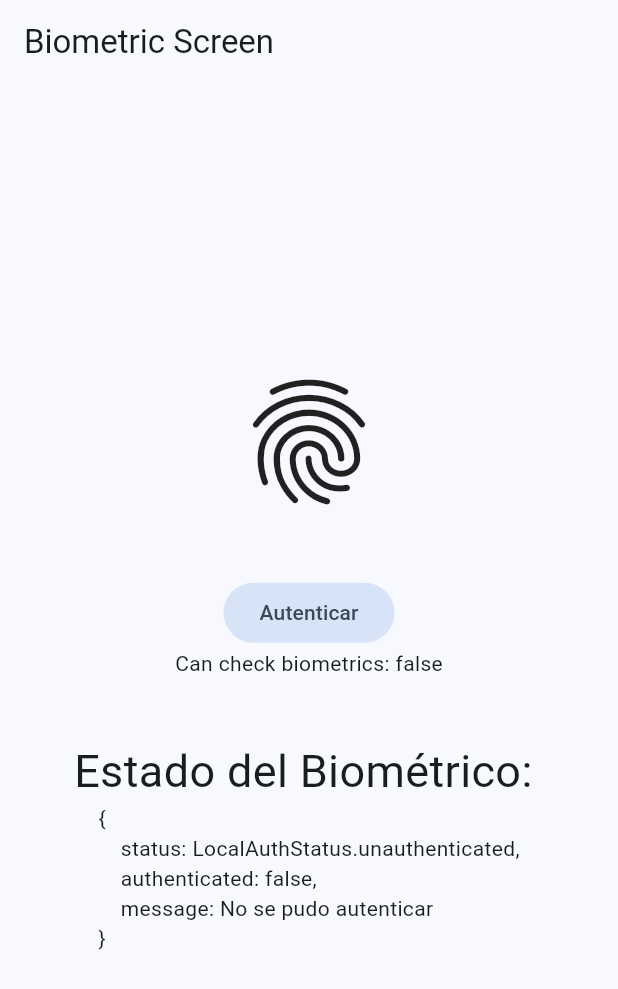
After one commit to ferpaz/sensors_with_flutter, a Flutter app: the BiometricScreen screen opened by its route, after a tap on "Autenticar", on a phone screen of 412 x 824 dp. The commit adds this screen. Shown: the top 989 px of the screen. Run offline on Flutter 3.47's test engine with Material 3 defaults, Android fonts, the phone set to English and light mode, and no system bars; our stand-ins replace dio, flutter_compass, flutter_riverpod, go_router, google_fonts, local_auth and 4 more; generated files the repository leaves out were written again.

Commit message:
Se agregó autenticacion con biometricos

```diff
--- a/lib/config/config.dart
+++ b/lib/config/config.dart
@@ -1,3 +1,4 @@
+export './plugins/local_auth_plugin.dart';
 export './plugins/share_plugin.dart';
 export './router/app_router.dart';
 export './theme/app_theme.dart';
--- /dev/null
+++ b/lib/config/plugins/local_auth_plugin.dart
@@ -0,0 +1,53 @@
+import 'package:flutter/services.dart';
+import 'package:local_auth/error_codes.dart' as auth_error;
+import 'package:local_auth/local_auth.dart';
+
+class LocalAuthPlugin {
+  static final LocalAuthentication _auth = LocalAuthentication();
+
+  static availableBiometrics() async {
+    final List<BiometricType> availableBiometrics = await _auth.getAvailableBiometrics();
+
+    if (availableBiometrics.isNotEmpty) {
+      // Some biometrics are enrolled.
+    }
+
+    if (availableBiometrics.contains(BiometricType.strong)) {
+      // Specific types of biometrics are available.
+      // Use checks like this with caution!
+    }
+  }
+
+  static Future<bool> canCheckBiometrics() async {
+    return await _auth.canCheckBiometrics;
+  }
+
+  static Future<(bool, String)> authenticate() async {
+    try {
+      final bool didAuthenticate = await _auth.authenticate(
+          localizedReason: 'Por favor autentíquese para continuar',
+          options: const AuthenticationOptions(
+            biometricOnly: false,  // Only biometrics will be used to authenticate (false allows to use PIN/Password)
+            useErrorDialogs: true,
+          ));
+
+      return (didAuthenticate, didAuthenticate ? 'Autenticado' : 'No se pudo autenticar');
+
+    } on PlatformException catch (e) {
+      switch (e.code) {
+        case auth_error.lockedOut:
+          return (false, 'Demasiados intentos fallidos');
+        case auth_error.permanentlyLockedOut:
+          return (false, 'Demasiados intentos fallidos, bloqueado permanentemente, se requiere desbloquear el dispositivo');
+        case auth_error.passcodeNotSet:
+          return (false, 'No hay un PIN configurado');
+        case auth_error.notAvailable:
+          return (false, 'No hay biométricos disponibles');
+        case auth_error.notEnrolled:
+          return (false, 'No hay biométricos configurados');
+        default:
+          return (false, 'No se pudo autenticar ${e.message}');
+      }
+    }
+  }
+}
--- a/lib/config/router/app_router.dart
+++ b/lib/config/router/app_router.dart
@@ -40,6 +40,10 @@ final appRouter = GoRouter(
           builder: (context, state) => PokemonScreen(pokemonId: state.pathParameters['id'] ?? '1'),
         ),
       ],
-    )
+    ),
+    GoRoute(
+      path: '/biometrics',
+      builder: (context, state) => const BiometricScreen(),
+    ),
   ],
 );
--- /dev/null
+++ b/lib/presentation/providers/local_auth/local_auth_providers.dart
@@ -0,0 +1,60 @@
+import 'package:flutter/material.dart';
+import 'package:miscelaneos/config/plugins/local_auth_plugin.dart';
+import 'package:riverpod_annotation/riverpod_annotation.dart';
+
+part 'local_auth_providers.g.dart';
+
+@riverpod
+FutureOr<bool> canCheckBiometrics(CanCheckBiometricsRef ref) async {
+  return await LocalAuthPlugin.canCheckBiometrics();
+}
+
+enum LocalAuthStatus { authenticated, unauthenticated, authenticating }
+
+// Clase estado para guardar la información de la autenticación
+@immutable
+class AuthState {
+  final bool authenticated;
+  final LocalAuthStatus status;
+  final String message;
+
+  const AuthState({ this.status = LocalAuthStatus.unauthenticated, this.authenticated = false, this.message = ''});
+
+  AuthState copyWith({LocalAuthStatus? status, bool? authenticated, String? message})
+    => AuthState(
+      status: status ?? this.status,
+      authenticated: authenticated ?? this.authenticated,
+      message: message ?? this.message,
+    );
+
+  @override
+  String toString() => '''{
+    status: $status,
+    authenticated: $authenticated,
+    message: $message
+}''';
+}
+
+@riverpod
+class LocalAuth extends _$LocalAuth {
+  @override
+  AuthState build() {
+    return const AuthState();
+  }
+
+  void authenticate() async {
+    state = state.copyWith(status: LocalAuthStatus.authenticating);
+
+    final (authenticated, message) = await LocalAuthPlugin.authenticate();
+
+    state = state.copyWith(
+      status: authenticated ? LocalAuthStatus.authenticated : LocalAuthStatus.unauthenticated,
+      authenticated: authenticated,
+      message: message,
+    );
+  }
+
+  void logout() {
+    state = state.copyWith(status: LocalAuthStatus.unauthenticated, authenticated: false);
+  }
+}
--- a/lib/presentation/providers/providers.dart
+++ b/lib/presentation/providers/providers.dart
@@ -1,4 +1,5 @@
 export './app_state_provider.dart';
+export './local_auth/local_auth_providers.dart';
 export './permissions/permissions_provider.dart';
 export './pokemons/pokemon_list_provider.dart';
 export './pokemons/pokemon_provider.dart';
--- /dev/null
+++ b/lib/presentation/screens/biometrics/biometric_screen.dart
@@ -0,0 +1,48 @@
+import 'package:flutter/material.dart';
+import 'package:flutter_riverpod/flutter_riverpod.dart';
+import 'package:miscelaneos/presentation/providers/providers.dart';
+
+class BiometricScreen extends ConsumerWidget {
+  const BiometricScreen({super.key});
+
+  @override
+  Widget build(BuildContext context, ref) {
+
+    final canCheckBiometricsAsync = ref.watch(canCheckBiometricsProvider);
+    final authState = ref.watch(localAuthProvider);
+
+    return Scaffold(
+      appBar: AppBar(
+        title: const Text('Biometric Screen'),
+      ),
+      body: Center(
+        child: Column(
+          mainAxisAlignment: MainAxisAlignment.center,
+          children: [
+            const Icon(Icons.fingerprint, size: 100),
+
+            const SizedBox(height: 40),
+
+            FilledButton.tonal(
+              onPressed: () {
+                ref.read ( localAuthProvider.notifier ).authenticate();
+              },
+              child: const Text('Autenticar'),
+            ),
+
+            canCheckBiometricsAsync.when(
+              data: (canCheck) => Text('Can check biometrics: $canCheck'),
+              loading: () => const CircularProgressIndicator(),
+              error: (error, _) => Text('Error: $error'),
+            ),
+
+            const SizedBox(height: 40),
+
+            const Text('Estado del Biométrico: ', style: TextStyle(fontSize: 30)),
+            Text(authState.toString()),
+          ],
+        ),
+      ),
+    );
+  }
+}
--- a/lib/presentation/screens/screens.dart
+++ b/lib/presentation/screens/screens.dart
@@ -1,4 +1,6 @@
 export 'home/home_screen.dart';
+
+export 'biometrics/biometric_screen.dart';
 
 export 'permissions/ask_location_screen.dart';
 export 'permissions/permissions_screen.dart';
--- a/lib/presentation/widgets/shared/main_menu.dart
+++ b/lib/presentation/widgets/shared/main_menu.dart
@@ -52,6 +52,7 @@ class _HomeMenuItem extends StatelessWidget {
           borderRadius: BorderRadius.circular(20),
         ),
         child: Column(
+          mainAxisAlignment: MainAxisAlignment.center,
           children: [
             Icon(icon, color: Colors.white, size: 50,),
             const SizedBox(height: 10,),
--- a/lib/presentation/widgets/shared/menu_item.dart
+++ b/lib/presentation/widgets/shared/menu_item.dart
@@ -7,6 +7,7 @@ final menuItems = <MenuItem>[
   MenuItem('Giroscopio Ball', Icons.sports_baseball_outlined, '/sensors/gyroscope_ball'),
   MenuItem('Brujula', Icons.explore, '/sensors/compass'),
   MenuItem('Pokemons', Icons.catching_pokemon, '/pokemons'),
+  MenuItem('Biometrics', Icons.fingerprint, '/biometrics'),
 ];
 
 class MenuItem {
--- a/pubspec.yaml
+++ b/pubspec.yaml
@@ -14,6 +14,7 @@ dependencies:
   flutter_riverpod: ^2.4.5
   go_router: ^13.0.1
   google_fonts: ^6.1.0
+  local_auth: ^2.1.8
   permission_handler: ^11.0.1
   riverpod_annotation: ^2.3.0
   sensors_plus: ^4.0.2
```
Also changed, not shown: lib/presentation/providers/local_auth/local_auth_providers.g.dart (added), pubspec.lock, 3 other files.
